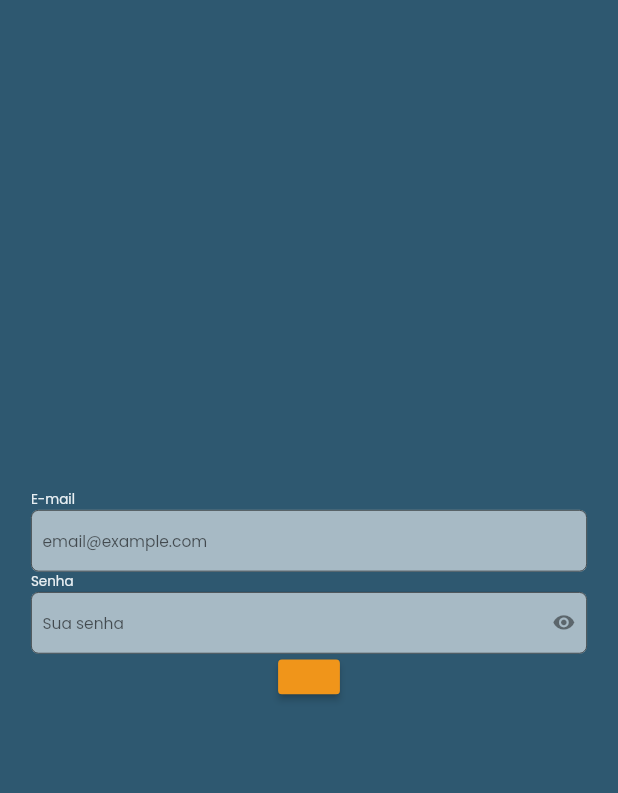
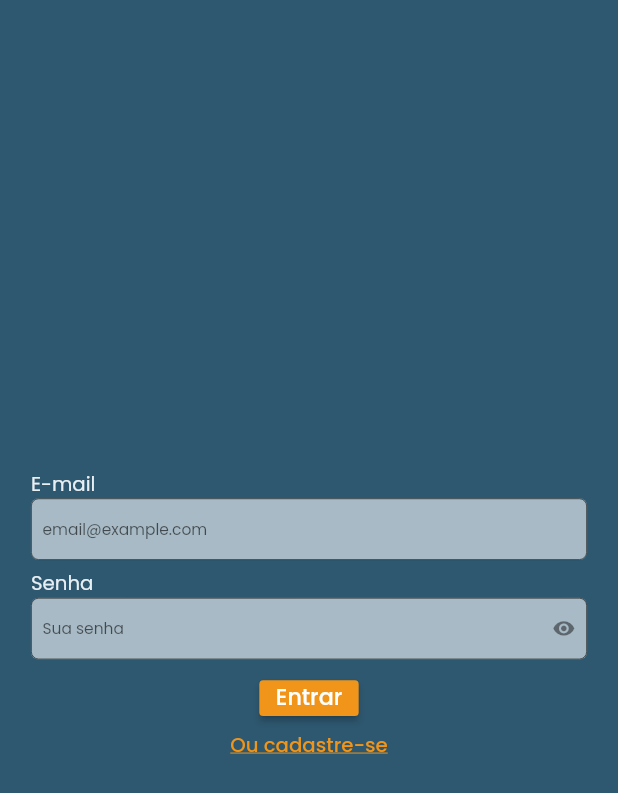
Before and after one commit to lmtsufape/nutricao-animal-app, a Flutter app: the screen it shows after launch, on a phone screen of 412 x 824 dp. Shown: the top 793 px of the screen. Run offline on Flutter 3.47's test engine with Material 2 defaults, Android fonts, the phone set to English and light mode, and no system bars; our stand-ins replace device_preview, dio, dropdown_search, google_fonts, responsive_framework, shared_preferences and 1 more.

Commit message:
Responsividade na SignInScreen

```diff
--- a/lib/screens/sign_in/sign_in_screen.dart
+++ b/lib/screens/sign_in/sign_in_screen.dart
@@ -18,6 +18,8 @@ class SignInScreen extends StatelessWidget {
 
   @override
   Widget build(BuildContext context) {
+    final heightScreen = MediaQuery.of(context).size.height;
+    final widthScreen = MediaQuery.of(context).size.width;
     //SignInRepository repository = SignInRepository();
     return MultiProvider(
         providers: [
@@ -38,15 +40,18 @@ class SignInScreen extends StatelessWidget {
                   crossAxisAlignment: CrossAxisAlignment.start,
                   children: [
                     const Spacer(),
-                    const Text('E-mail',
-                        style: TextStyle(color: kBackgroundColor)),
+                    Text('E-mail',
+                        style: TextStyle(color: kBackgroundColor, fontSize: heightScreen * kMediumSize)),
                     CustomTextFormField(
                       hintText: 'email@example.com',
                       controller: controller.emailController,
                     ),
                     const VerticalSpacerBox(size: SpacerSize.small),
-                    const Text('Senha',
-                        style: TextStyle(color: kBackgroundColor)),
+                    Padding(
+                      padding: const EdgeInsets.only(top: 8),
+                      child: Text('Senha',
+                          style: TextStyle(color: kBackgroundColor, fontSize: heightScreen * kMediumSize)),
+                    ),
                     CustomTextFormField(
                       hintText: 'Sua senha',
                       isPassword: true,
@@ -61,16 +66,19 @@ class SignInScreen extends StatelessWidget {
                         : const SizedBox(),
                     controller.status == SignInStatus.loading
                         ? const CircularProgressIndicator()
-                        : Center(
+                        : Padding(
+                          padding: const EdgeInsets.only(top: 16),
+                          child: Center(
                               child: PrimaryButton(
-                                text: const Text(
+                                  text: Text(
                                     'Entrar',
-                                  style: TextStyle(fontSize: kMediumLargeSize),
+                                    style: TextStyle(fontSize: heightScreen * kMediumLargeSize),
                                   ),
                                   onPressed: () => controller.signIn(
                                       context,
                                       controller.email.toString(),
                                       controller.password.toString())),
+                            ),
                         ),
                     Row(
                       mainAxisAlignment: MainAxisAlignment.center,
@@ -81,10 +89,10 @@ class SignInScreen extends StatelessWidget {
                           onPressed: () {
                             Navigator.pushNamed(context, Screens.signup);
                           },
-                          child: const Text(
+                          child: Text(
                             'Ou cadastre-se',
                             style: TextStyle(
-                                fontSize: kMediumSize,
+                                fontSize: heightScreen * kMediumSize,
                                 decoration: TextDecoration.underline),
                           ),
                         ),
```
Lines whose indentation alone changed are shown as unchanged.
